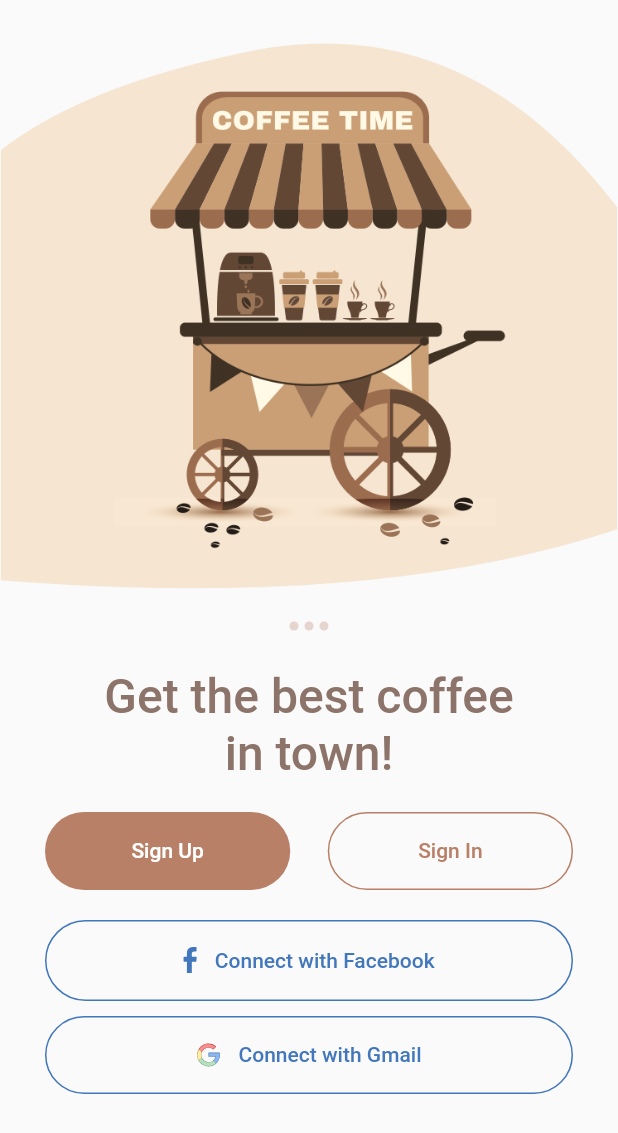
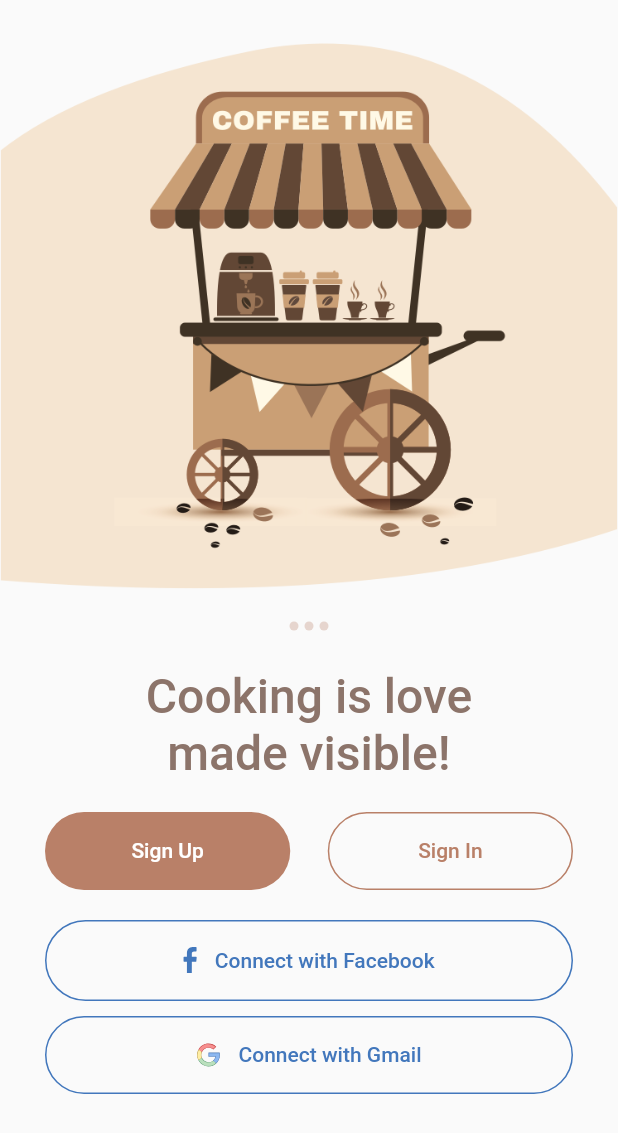
Before and after one commit to angelo-perez/KitchenGoodies, a Flutter app: the screen it shows after launch, on a phone screen of 412 x 824 dp. Shown: the top 1133 px of the screen. Run offline on Flutter 3.47's test engine with Material 2 defaults, Android fonts, the phone set to English and light mode, and no system bars; our stand-ins replace cloud_firestore, curved_navigation_bar, firebase_auth, firebase_core, firebase_storage, flutter_svg and 3 more; accounts and stored records are empty.

Commit message:
change the login desc

```diff
--- a/lib/pages/login_page.dart
+++ b/lib/pages/login_page.dart
@@ -21,7 +21,7 @@ class LoginPage extends StatelessWidget {
                 height: 5,
               ),
               Text(
-                'Get the best coffee\nin town!',
+                'Cooking is love\nmade visible!',
                 textAlign: TextAlign.center,
                 style: TextStyle(
                   color: mPrimaryTextColor,
```
